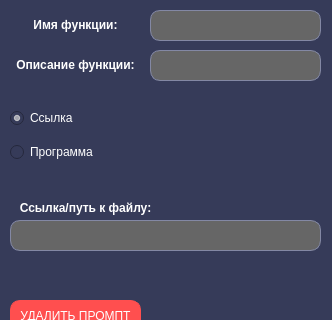
Above: new_func.ui from kinzanik/voice_assistant before the change; both pictures show x 0 to 332 and y 0 to 320 of the 332 by 660 pixel window. Below: the same form after it.
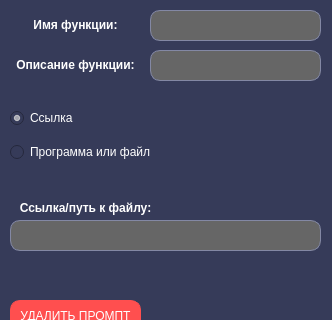
That is the form after the change.

Patch:
```diff
--- a/new_func.ui
+++ b/new_func.ui
@@ -246,7 +246,7 @@
     <string/>
    </property>
   </widget>
-  <widget class="QWidget" name="">
+  <widget class="QWidget" name="layoutWidget">
    <property name="geometry">
     <rect>
      <x>10</x>
@@ -275,7 +275,7 @@
        <string notr="true">color: rgb(255, 255, 255);</string>
       </property>
       <property name="text">
-       <string>Программа</string>
+       <string>Программа или файл</string>
       </property>
       <property name="checked">
        <bool>false</bool>
```
